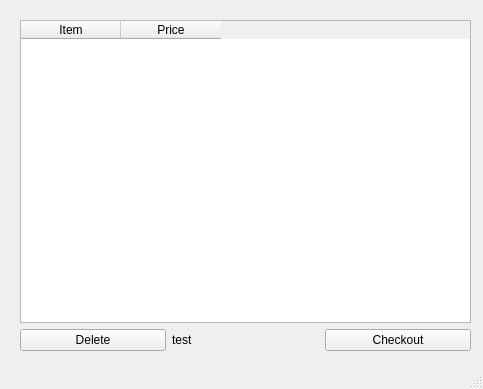
tonysulfaro/CSE-335-Projects, file Project02 - QT Pet Database/src/PetDatabase/cartwindow.ui: the form before one commit.
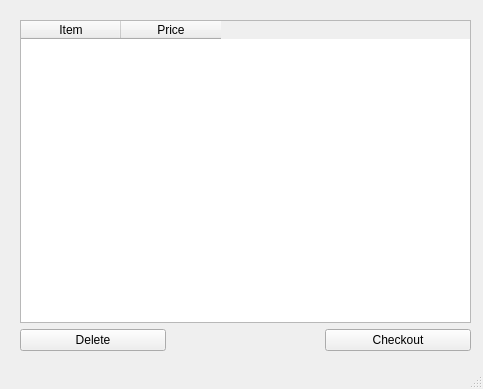
The form after the commit.

```diff
--- a/Project02 - QT Pet Database/src/PetDatabase/cartwindow.ui
+++ b/Project02 - QT Pet Database/src/PetDatabase/cartwindow.ui
@@ -50,7 +50,10 @@
        <item>
         <widget class="QLabel" name="label">
          <property name="text">
-          <string>test</string>
+          <string/>
+         </property>
+         <property name="alignment">
+          <set>Qt::AlignCenter</set>
          </property>
         </widget>
        </item>
```
